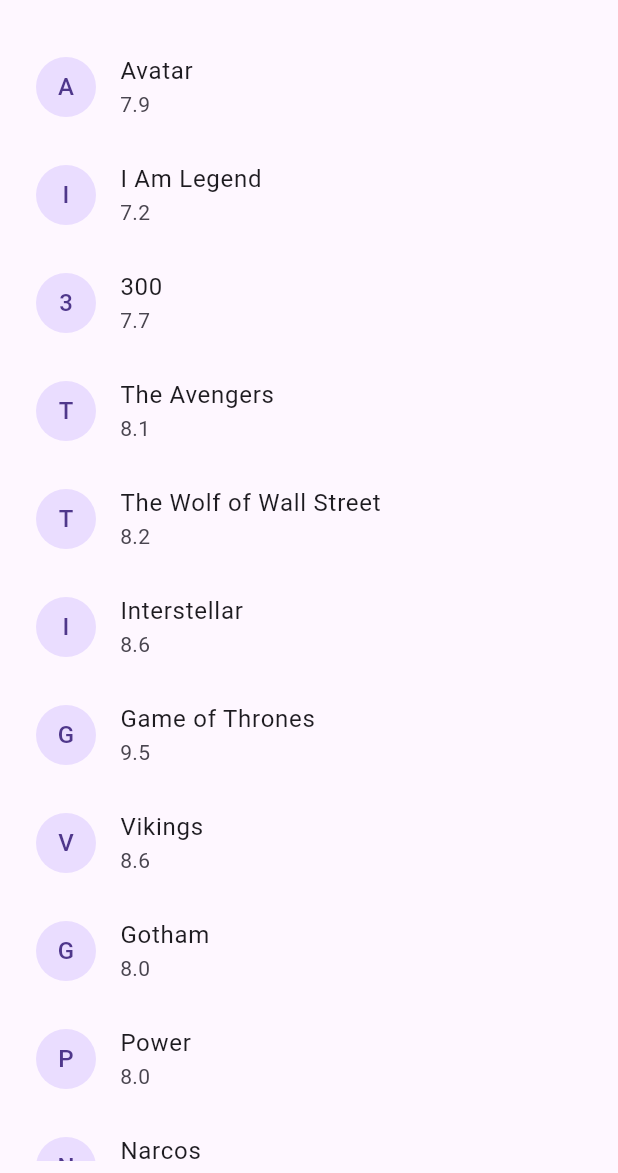
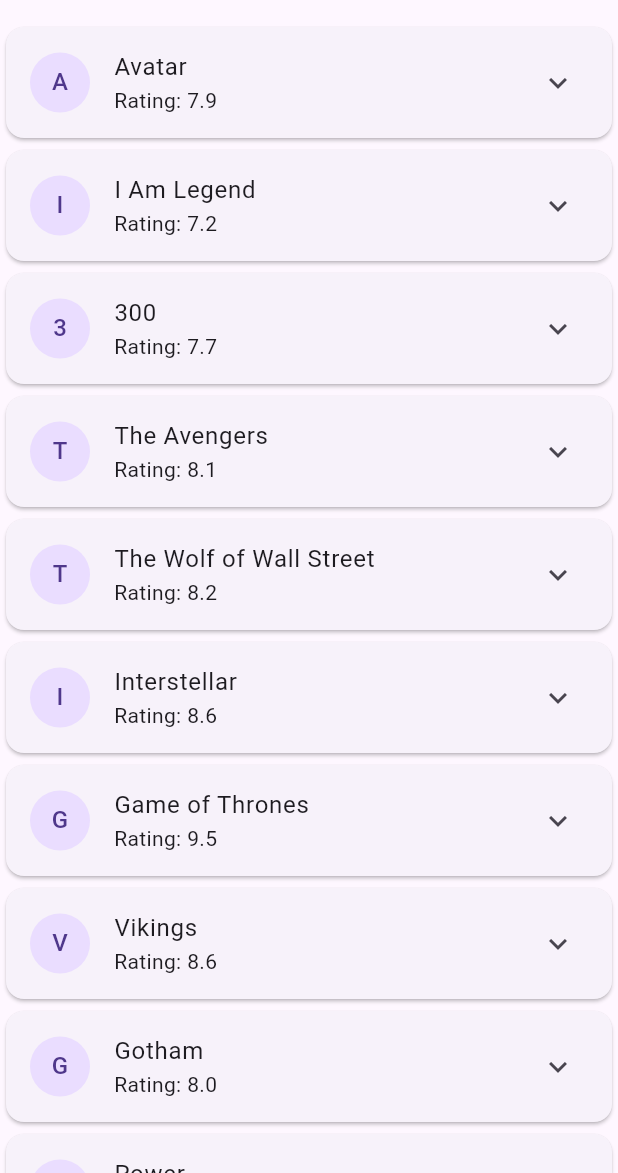
Before and after one commit to xN3k/movieapp, a Flutter app: the screen it shows after launch, on a phone screen of 412 x 824 dp, the part 63-1236 px from its top. Run offline on Flutter 3.47's test engine with Material 3 defaults, Android fonts, the phone set to English and light mode, and no system bars.

Commit message:
Added movie card

```diff
--- a/lib/main.dart
+++ b/lib/main.dart
@@ -1,6 +1,10 @@
 import 'package:flutter/material.dart';
+import 'package:movie_app/models/movie.dart';
 import 'package:movie_app/providers/movie_provider.dart';
 import 'package:movie_app/providers/theme_provider.dart';
+import 'package:movie_app/screens/movie_detail_screen.dart';
+import 'package:movie_app/widgets/movie_card.dart';
+import 'package:movie_app/widgets/movie_detail_widget.dart';
 import 'package:movie_app/widgets/toggle_theme_button.dart';
 import 'package:provider/provider.dart';
 
@@ -58,26 +62,20 @@ class _HomeScreenState extends State<HomeScreen> {
           ToggleThemeButton(),
         ],
       ),
-      body: Padding(
-        padding: const EdgeInsets.all(8.0),
-        child: Center(
+      body: Center(
         child: ListView.builder(
           itemCount: movieData.movieList.length,
           itemBuilder: (context, index) {
             final movie = movieData.movieList[index];
-              return ListTile(
-                title: Text(movie.title),
-                subtitle: Text(movie.imdbRating),
-                leading: CircleAvatar(
-                  child: Text(movie.title[0]),
-                ),
-              );
-              // return SizedBox(
-              //   height: 40,
-              //   child: Text(movie[index]),
+            return MovieCard(movie: movie);
+            // return ListTile(
+            //   title: Text(movie.title),
+            //   subtitle: Text(movie.imdbRating),
+            //   leading: CircleAvatar(
+            //     child: Text(movie.title[0]),
+            //   ),
             // );
           },
-          ),
         ),
       ),
     );
--- /dev/null
+++ b/lib/widgets/movie_card.dart
@@ -0,0 +1,50 @@
+import 'package:flutter/material.dart';
+import 'package:movie_app/models/movie.dart';
+import 'package:movie_app/screens/movie_detail_screen.dart';
+import 'package:movie_app/widgets/movie_detail_widget.dart';
+
+class MovieCard extends StatelessWidget {
+  const MovieCard({
+    super.key,
+    required this.movie,
+  });
+
+  final Movie movie;
+
+  @override
+  Widget build(BuildContext context) {
+    return Card(
+      child: ExpansionTile(
+        title: Text(movie.title),
+        subtitle: Text('Rating: ${movie.imdbRating}'),
+        leading: CircleAvatar(
+          child: Text(movie.title[0]),
+        ),
+        children: [
+          Container(
+            alignment: Alignment.center,
+            padding: const EdgeInsets.only(left: 75),
+            child: Column(
+              children: [
+                MovieDetail(movie: movie),
+                TextButton(
+                  onPressed: () {
+                    Navigator.push(
+                      context,
+                      MaterialPageRoute(
+                        builder: (context) => MovieDetailScreen(
+                          movie: movie,
+                        ),
+                      ),
+                    );
+                  },
+                  child: const Text('Readmore'),
+                ),
+              ],
+            ),
+          ),
+        ],
+      ),
+    );
+  }
+}
```
Also changed, not shown: lib/screens/movie_detail_screen.dart (added, +22 -0 lines), lib/widgets/movie_detail_widget.dart (added, +50 -0 lines). Lines whose indentation alone changed are shown as unchanged.
